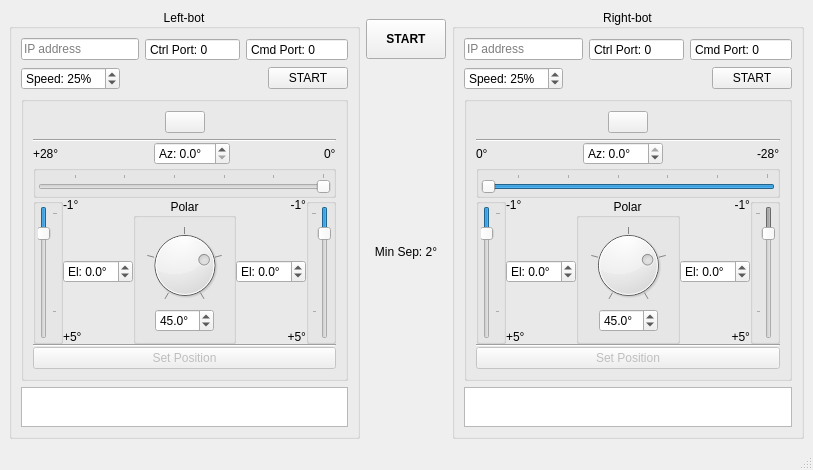
Qt form mainwindow.ui (rookidroid/armstrong) before a commit.
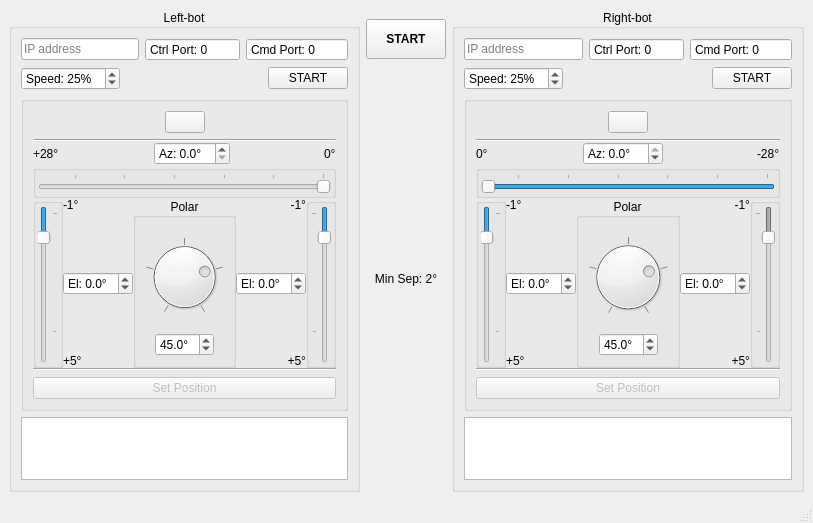
The same form after that commit. Icons and pictures are not drawn.

```diff
--- a/mainwindow.ui
+++ b/mainwindow.ui
@@ -7,7 +7,7 @@
     <x>0</x>
     <y>0</y>
     <width>813</width>
-    <height>470</height>
+    <height>523</height>
    </rect>
   </property>
   <property name="windowTitle">
```
Left out of the diff: 18 changed lines with no effect on the pictures.
